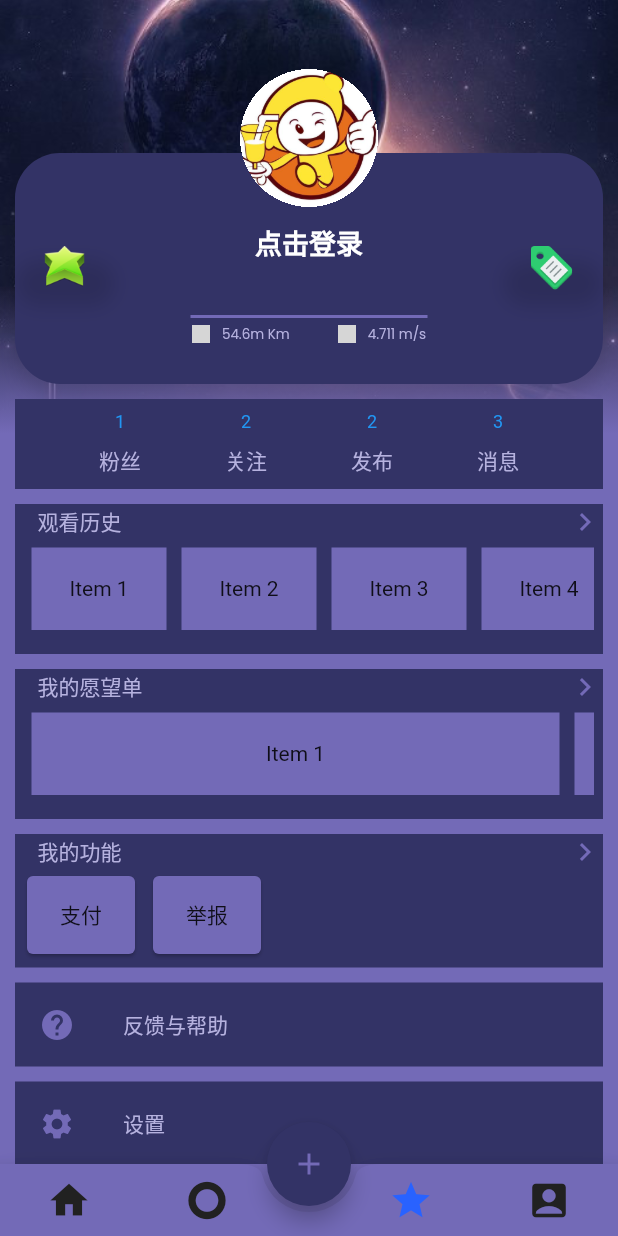
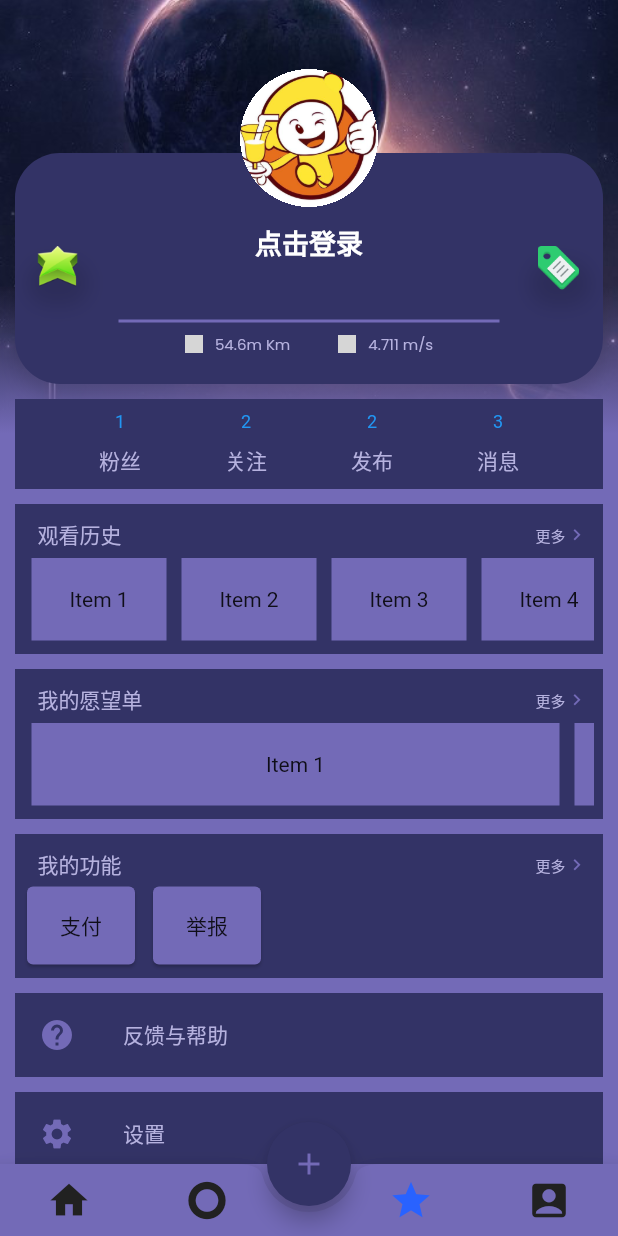
Before and after one commit to shibaopoing/ath_app, a Flutter app: the screen it shows after launch, item 3 of the bottom bar chosen, on a phone screen of 412 x 824 dp. Run offline on Flutter 3.47's test engine with Material 2 defaults, Android fonts, the phone set to English and light mode, and no system bars; our stand-ins replace dio, fluttertoast, image_cropper, image_picker, transparent_image; missing offline and left inert: groovin_material_icons; network calls fail; grey boxes are pictures that could not be loaded.

Commit message:
flutter app

```diff
--- a/lib/common/http/api/api.dart
+++ b/lib/common/http/api/api.dart
@@ -1,11 +1,12 @@
 class Api {
   //首页banner
-  static const String BaseUrl = "http://47.102.217.76:8010/";
-  //static const   String BaseUrl = "http://192.168.1.3:8010/";
+  //static const String BaseUrl = "http://47.102.217.76:8010/";
+  static const   String BaseUrl = "http://192.168.1.3:8010/";
   static const String ImageUrl = "http://47.102.217.76:88/ath/";
   static const String GET_USER_INFO = "getUserInfo";
   static const String SEND_SMS_CODE = "sendSmsCode";
   static const String SET_FACE_IMAGE = "setFaceImage";
+  static const String SET_NICK_NAME = "setNickname";
   //登录,注册;
   static const String USER_LOGIN = "login";
   static const String REGISTER = "userRegister";
--- a/lib/common/listTitleCard.dart
+++ b/lib/common/listTitleCard.dart
@@ -21,12 +21,24 @@ class ListTitleCard extends StatelessWidget {
             mainAxisAlignment: MainAxisAlignment.spaceBetween,
             children: <Widget>[
               new Padding(
-                padding: EdgeInsets.only(left: 15),
+                padding: EdgeInsets.fromLTRB(15,10,0,0),
                 child:new Text(title,
                   style: Style.commonTextStyle,
                 ),
               ),
-              new Icon(Icons.keyboard_arrow_right,color: Style.iconColor,),
+              new Padding(
+                padding: EdgeInsets.only(right:10,top: 10),
+                child:new Row(
+                  mainAxisAlignment: MainAxisAlignment.end,
+                  children: <Widget>[
+                    new Text("更多",
+                      style: Style.smallTextStyle,
+                      textAlign: TextAlign.end,
+                    ),
+                    new Icon(Icons.keyboard_arrow_right,color: Style.iconColor,size:15,),
+                  ],
+                )
+              ),
             ],
           ),
          // new Separator(),
--- a/lib/common/text_style.dart
+++ b/lib/common/text_style.dart
@@ -5,7 +5,7 @@ class Style {
     fontFamily: 'Poppins'
   );
   static final smallTextStyle = commonTextStyle.copyWith(
-    fontSize: 9.0,
+    fontSize: 10.0,
   );
   static final commonTextStyle = baseTextStyle.copyWith(
       color: const Color(0xffb6b2df),
--- a/lib/page/mine_page.dart
+++ b/lib/page/mine_page.dart
@@ -141,15 +141,11 @@ class _MinePageState extends State<MinePage> {
             },
             child: new Text(LoginInfo.userName.isNotEmpty?LoginInfo.userName:"点击登录", style: Style.titleTextStyle),
           ),
-          new Container(
-              child: new Center(
-
-              ),
-              height: 10.0
-          ),
+          new Container(child: new Center(), height: 10.0),
           new Text(LoginInfo.userCode, style: Style.commonTextStyle),
-
+          new Container(child: new Center(), height: 3.0),
           new Separator(),
+          new Container(child: new Center(), height: 3.0),
           new Row(
             mainAxisAlignment: MainAxisAlignment.center,
             children: <Widget>[
@@ -191,18 +187,19 @@ class _MinePageState extends State<MinePage> {
            child:
            LoginInfo.faceImage.isNotEmpty ? Image.network(Api.ImageUrl+LoginInfo.faceImage,width: 92,height: 92,fit: BoxFit.cover,) : Image.asset("assets/images/avatar.png", width: 92,height: 92,fit: BoxFit.cover),
          ),
-       ),
+        ),
       )
     );
   }
   Container _builderCard(){
     return new Container(
       child: new Row(
-        mainAxisAlignment: MainAxisAlignment.spaceBetween,
+        mainAxisAlignment: MainAxisAlignment.spaceAround,
         children: <Widget>[
           new Container(
+           // color: Colors.greenAccent,
             child: new Image.asset("assets/images/VipLeve.png",width: 30,height: 30,),
-            width: (MediaQuery.of(context).size.width-80)/5,
+            width: (MediaQuery.of(context).size.width-80)/8,
             decoration: new BoxDecoration(
               shape: BoxShape.rectangle,
               borderRadius: new BorderRadius.circular(50.0),
@@ -216,12 +213,13 @@ class _MinePageState extends State<MinePage> {
             ),
           ),
           new Container(
-           child:_builderCardContent(),
-            width: (MediaQuery.of(context).size.width-80)/2,
+           // color: Colors.deepOrange,
+            child:_builderCardContent(),
+            width: (MediaQuery.of(context).size.width)-150,
           ),
           new Container(
             child: new Image.asset("assets/images/Sign-icon.png",width: 30,height: 30,),
-            width: (MediaQuery.of(context).size.width-80)/5,
+            width: (MediaQuery.of(context).size.width-80)/8,
             decoration: new BoxDecoration(
               shape: BoxShape.rectangle,
               borderRadius: new BorderRadius.circular(50.0),
@@ -233,7 +231,7 @@ class _MinePageState extends State<MinePage> {
                 ),
               ],
             ),
-    )
+          )
         ],
       ),
       height:  154.0,
@@ -327,12 +325,23 @@ class _MinePageState extends State<MinePage> {
                 mainAxisAlignment: MainAxisAlignment.spaceBetween,
                 children: <Widget>[
                   new Padding(
-                    padding: EdgeInsets.only(left: 15),
+                    padding: EdgeInsets.only(left: 15,top: 10),
                     child:new Text("我的功能",
                       style: Style.commonTextStyle,
                     ),
                   ),
-                  new Icon(Icons.keyboard_arrow_right,color: Style.iconColor,),
+                  new Padding(
+                      padding: EdgeInsets.only(right:10,top: 10),
+                      child:new Row(
+                        mainAxisAlignment: MainAxisAlignment.start,
+                        children: <Widget>[
+                          new Text("更多",
+                            style: Style.smallTextStyle,
+                          ),
+                          new Icon(Icons.keyboard_arrow_right,color: Style.iconColor,size:15,),
+                        ],
+                      )
+                  ),
                 ],
               ),
             new Row(
```
Also changed, not shown: lib/page/setting_page.dart (+9 -0 lines), lib/page/userInfoEdit_page.dart (+53 -2 lines), 1 other file.
